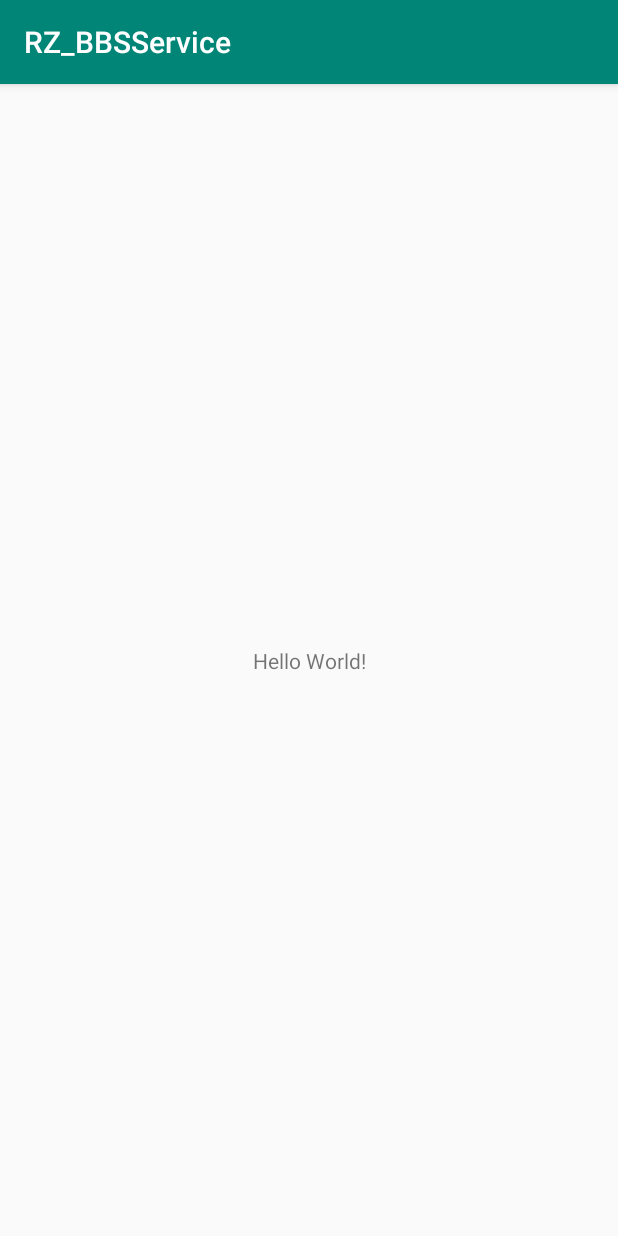
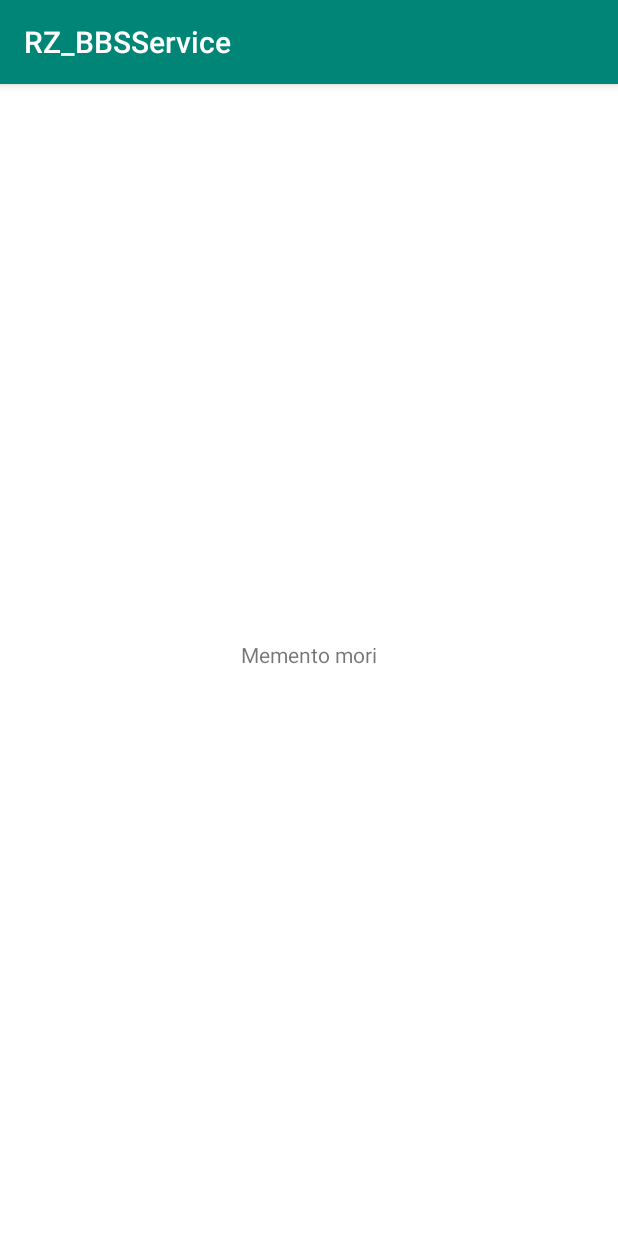
Before and after one commit to bolf/RZ_BBSServise, an Android app: the screen it shows after launch (MainActivity), on a phone screen of 412 x 824 dp. Run offline under Robolectric (Android 15) with nearby library versions, the phone set to English and light mode, and no system bars; libraries missing offline, so code that uses them is left out: app.akexorcist.bluetotohspp; 2 statements that could not run were skipped.

Commit message:
main activity

```diff
--- a/app/src/main/res/layout/activity_main.xml
+++ b/app/src/main/res/layout/activity_main.xml
@@ -1,18 +1,21 @@
 <?xml version="1.0" encoding="utf-8"?>
 <android.support.constraint.ConstraintLayout xmlns:android="http://schemas.android.com/apk/res/android"
     xmlns:app="http://schemas.android.com/apk/res-auto"
-    xmlns:tools="http://schemas.android.com/tools"
-    android:layout_width="match_parent"
-    android:layout_height="match_parent"
-    tools:context=".MainActivity">
+    android:id="@+id/relativeLayout"
+    android:layout_width="fill_parent"
+    android:layout_height="fill_parent"
+    android:background="#FFFFFF" >
 
     <TextView
+        android:id="@+id/textView"
         android:layout_width="wrap_content"
         android:layout_height="wrap_content"
-        android:text="Hello World!"
+        android:layout_marginStart="8dp"
+        android:layout_marginEnd="8dp"
+        android:layout_marginBottom="8dp"
+        android:text="Memento mori"
         app:layout_constraintBottom_toBottomOf="parent"
-        app:layout_constraintLeft_toLeftOf="parent"
-        app:layout_constraintRight_toRightOf="parent"
+        app:layout_constraintEnd_toEndOf="parent"
+        app:layout_constraintStart_toStartOf="parent"
         app:layout_constraintTop_toTopOf="parent" />
-
 </android.support.constraint.ConstraintLayout>
```
